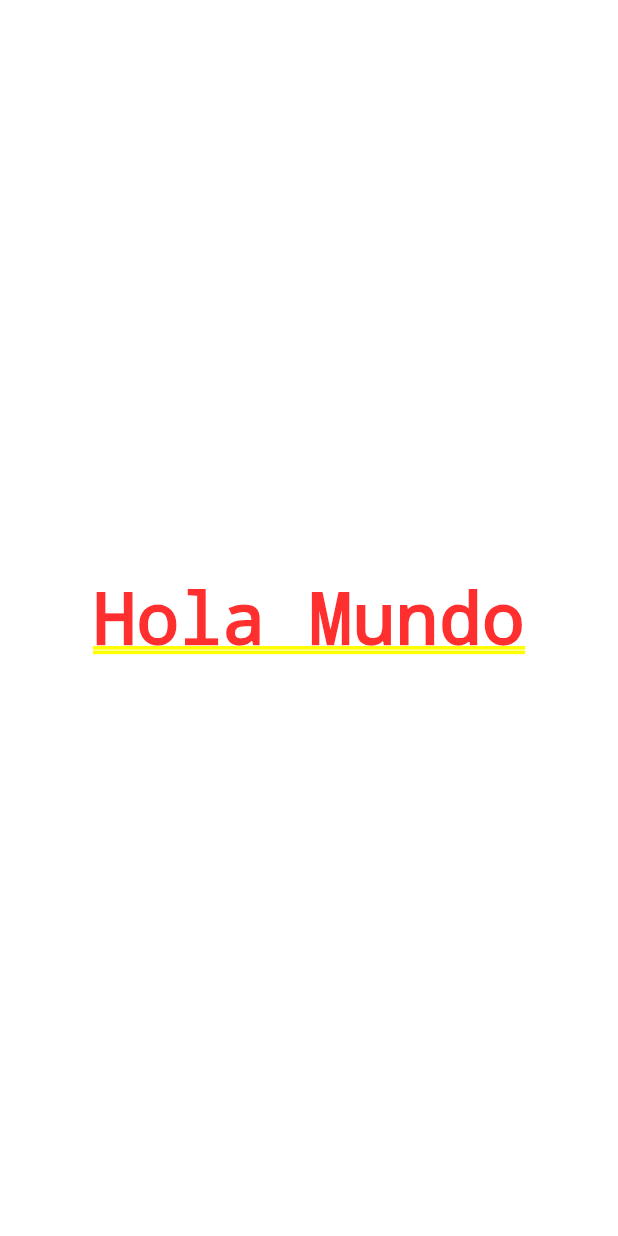
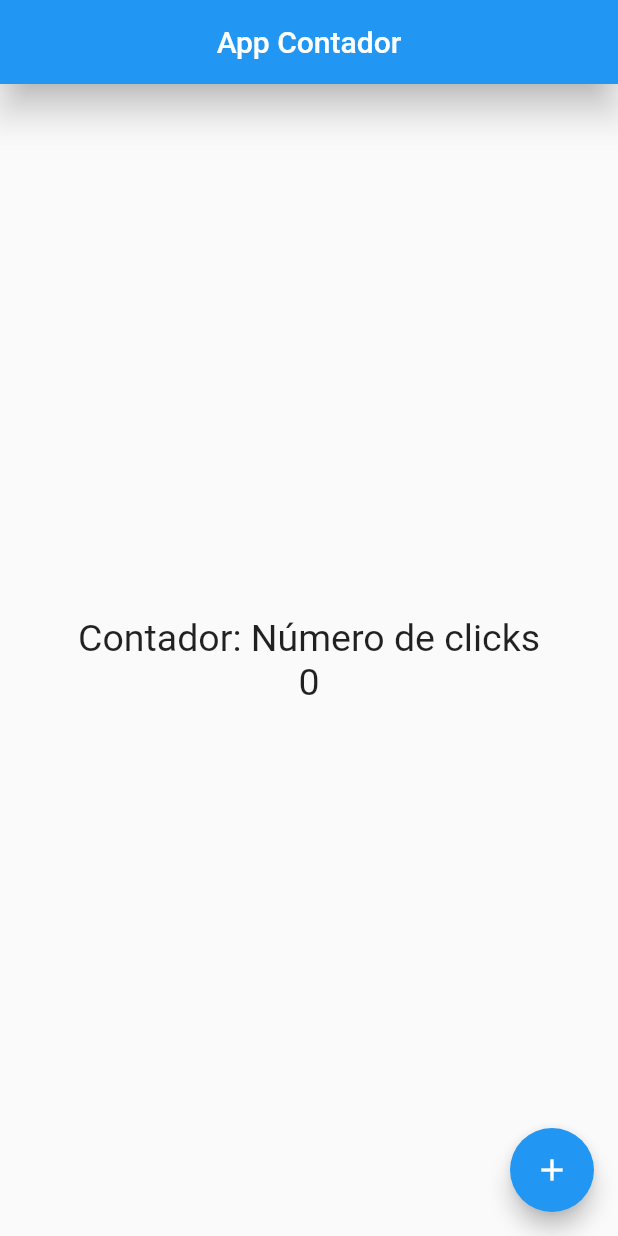
Before and after one commit to 51lv3r258/contador-app, a Flutter app: the screen it shows after launch, on a phone screen of 412 x 824 dp. Run offline on Flutter 3.47's test engine with Material 2 defaults, Android fonts, the phone set to English and light mode, and no system bars.

Commit message:
✨ Counter Working

```diff
--- a/lib/main.dart
+++ b/lib/main.dart
@@ -1,9 +1,8 @@
 import 'package:flutter/material.dart';
 
-
 // * My imports
-import 'package:contador/src/app.dart'; // import 'src/app.dart';
+import 'src/app.dart';
 
 void main() {
-  runApp(MyApp());
+  runApp(const MyApp());
 }
--- a/lib/src/app.dart
+++ b/lib/src/app.dart
@@ -1,11 +1,17 @@
 import 'package:flutter/material.dart';
 
+// My imports
+import 'pages/contador_page.dart';
+
 class MyApp extends StatelessWidget {
+  const MyApp({Key? key}) : super(key: key);
+
   @override
-  Widget build(context) {
+  Widget build(BuildContext context) {
     return MaterialApp(
-        home: Center(
-      child: Text('Hola Mundo'),
-    ));
+      debugShowCheckedModeBanner: false, // * Ocultar debug banner
+      theme: ThemeData(),
+      home: const ContadorPage(), // home: HomePage(),
+    );
   }
 }
--- /dev/null
+++ b/lib/src/pages/contador_page.dart
@@ -0,0 +1,46 @@
+import 'package:flutter/material.dart';
+
+class ContadorPage extends StatefulWidget {
+  const ContadorPage({Key? key}) : super(key: key);
+
+  @override
+  State<ContadorPage> createState() => _ContadorPageState();
+}
+
+// * Guión bajo para hacerlo privado
+class _ContadorPageState extends State<ContadorPage> {
+  final _textStyle = const TextStyle(fontSize: 25);
+  int _counter = 0;
+
+  @override
+  Widget build(BuildContext context) {
+    return Scaffold(
+      appBar: AppBar(
+        title: const Text('App Contador'),
+        centerTitle: true,
+        elevation: 10.0,
+        // foregroundColor: const Color.fromRGBO(3, 237, 249, 1),
+      ),
+      body: Center(
+          child: Column(
+        mainAxisAlignment: MainAxisAlignment.center,
+        children: <Widget>[
+          Text(
+            'Contador: Número de clicks',
+            style: _textStyle,
+          ),
+          Text(
+            '$_counter',
+            style: _textStyle,
+          )
+        ],
+      )),
+      // floatingActionButtonLocation: FloatingActionButtonLocation.centerFloat,
+      floatingActionButton: FloatingActionButton(
+          child: const Icon(Icons.add),
+          onPressed: () => setState(() {
+                _counter++;
+              })),
+    );
+  }
+}
```
Also changed, not shown: lib/src/pages/home_page.dart (added, +43 -0 lines).
